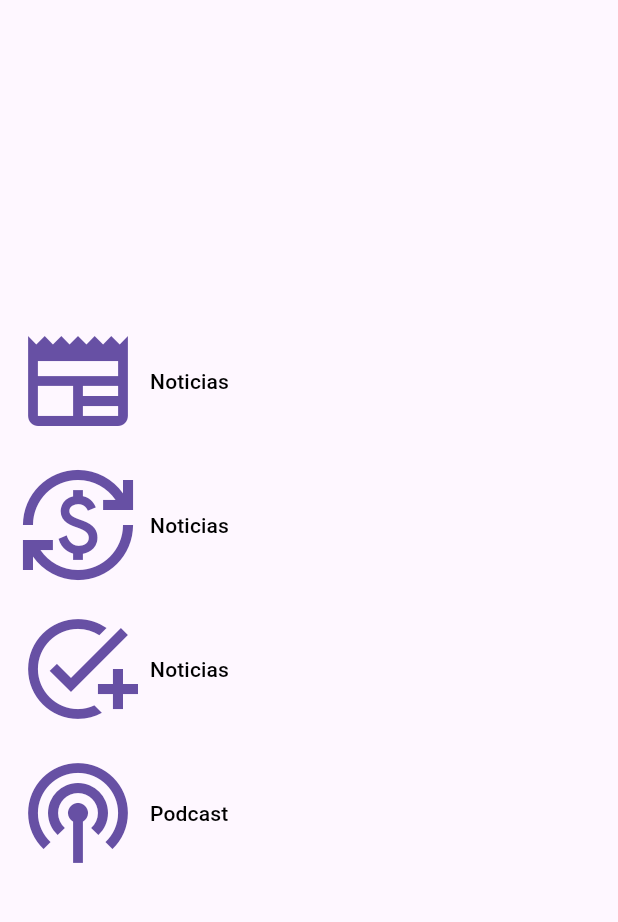
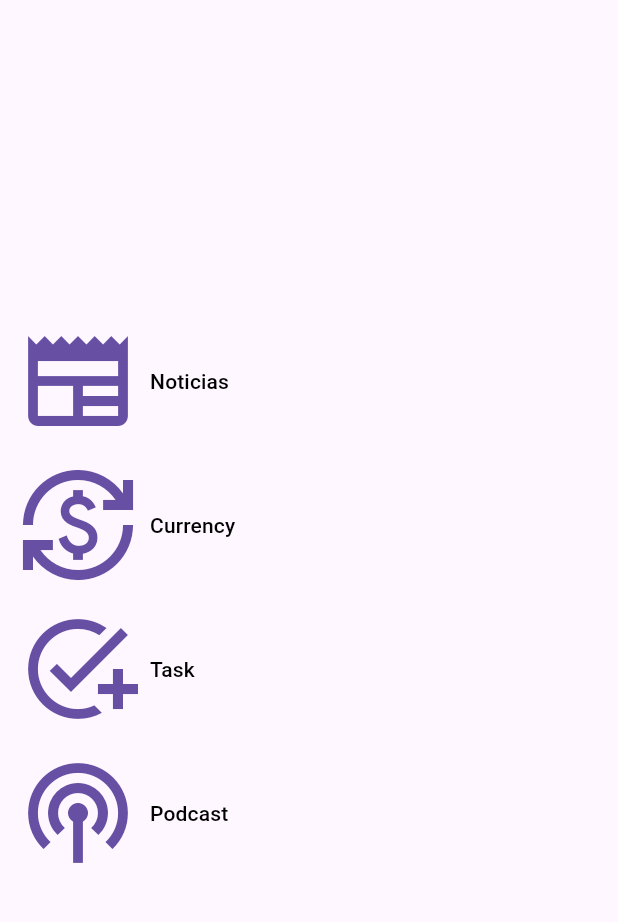
Before and after one commit to YMEZA97/examen1_ceutec, a Flutter app: the screen it shows after launch, on a phone screen of 412 x 824 dp, the part 63-985 px from its top. Run offline on Flutter 3.47's test engine with Material 3 defaults, Android fonts, the phone set to English and light mode, and no system bars; our stand-ins replace go_router.

Commit message:
Pagina del Menu inicial 0.7

```diff
--- a/lib/main.dart
+++ b/lib/main.dart
@@ -1,6 +1,5 @@
 
-import 'package:examen1/pages/home/home_page.dart';
-
+import 'package:examen1/pages/router/router.dart';
 import 'package:flutter/material.dart';
 
 void main() => runApp(const MainApp());
@@ -10,11 +9,11 @@ class MainApp extends StatelessWidget {
 
   @override
   Widget build(BuildContext context) {
-    return  MaterialApp(
-      home: const homepage(),
+    return  MaterialApp.router(
+
       debugShowCheckedModeBanner: false,
       theme: ThemeData(useMaterial3: true),
-
+      routerConfig: router,
     );
   }
 }
--- a/lib/pages/home/home_page.dart
+++ b/lib/pages/home/home_page.dart
@@ -1,6 +1,5 @@
 import 'package:flutter/material.dart';
 import 'package:go_router/go_router.dart';
-
 
 class homepage extends StatelessWidget {
   const homepage({super.key});
@@ -16,7 +15,6 @@ class homepage extends StatelessWidget {
           mainAxisAlignment: MainAxisAlignment.center,
           children: <Widget>[
             Row(
-
               children: <Widget>[
                 TextButton.icon(
                   icon: const Icon(Icons.newspaper, size: 80),
@@ -27,20 +25,20 @@ context.goNamed("News");
                     'Noticias',
                     style: TextStyle(
                       color: Color.fromARGB(255, 0, 0, 0),
-
                     ),
                   ),
                 ),
               ],
             ),
             Row(
-
               children: <Widget>[
                 TextButton.icon(
                   icon: const Icon(Icons.currency_exchange, size: 80),
-                  onPressed: () {},
+                  onPressed: () {
+                    context.goNamed("Currency");
+                  },
                   label: const Text(
-                    'Noticias',
+                    'Currency',
                     style: TextStyle(
                       color: Color.fromARGB(255, 0, 0, 0),
                     ),
@@ -49,16 +47,17 @@ context.goNamed("News");
               ],
             ),
             Row(
-
               children: <Widget>[
                 TextButton.icon(
                   icon: const Icon(
                     Icons.add_task,
                     size: 80,
                   ),
-                  onPressed: () {},
+                  onPressed: () {
+                    context.goNamed("Task");
+                  },
                   label: const Text(
-                    'Noticias',
+                    'Task',
                     style: TextStyle(
                       color: Color.fromARGB(255, 0, 0, 0),
                     ),
@@ -67,11 +66,12 @@ context.goNamed("News");
               ],
             ),
             Row(
-
               children: <Widget>[
                 TextButton.icon(
                   icon: const Icon(Icons.podcasts, size: 80),
-                  onPressed: () {},
+                  onPressed: () {
+                    context.goNamed("Podcast");
+                  },
                   label: const Text(
                     'Podcast',
                     style: TextStyle(
--- a/lib/pages/router/router.dart
+++ b/lib/pages/router/router.dart
@@ -7,9 +7,9 @@ import 'package:flutter/material.dart';
 import 'package:go_router/go_router.dart';
 
 
-final GoRouter routers = GoRouter(
-  debugLogDiagnostics: true,
-  routes: <RouteBase>[
+final GoRouter router = GoRouter(
+
+  routes: <GoRoute>[
      GoRoute(
         path: '/', // landing or initial page declare
         builder: (BuildContext context, GoRouterState state) {
@@ -44,8 +44,3 @@ final GoRouter routers = GoRouter(
     ),
   ],
 );
-
- return MaterialApp.router(
-      routerDelegate: routers.routerDelegate,
-      routeInformationParser: routers.routeInformationParser,
-    );
```
Lines whose indentation alone changed are shown as unchanged.
